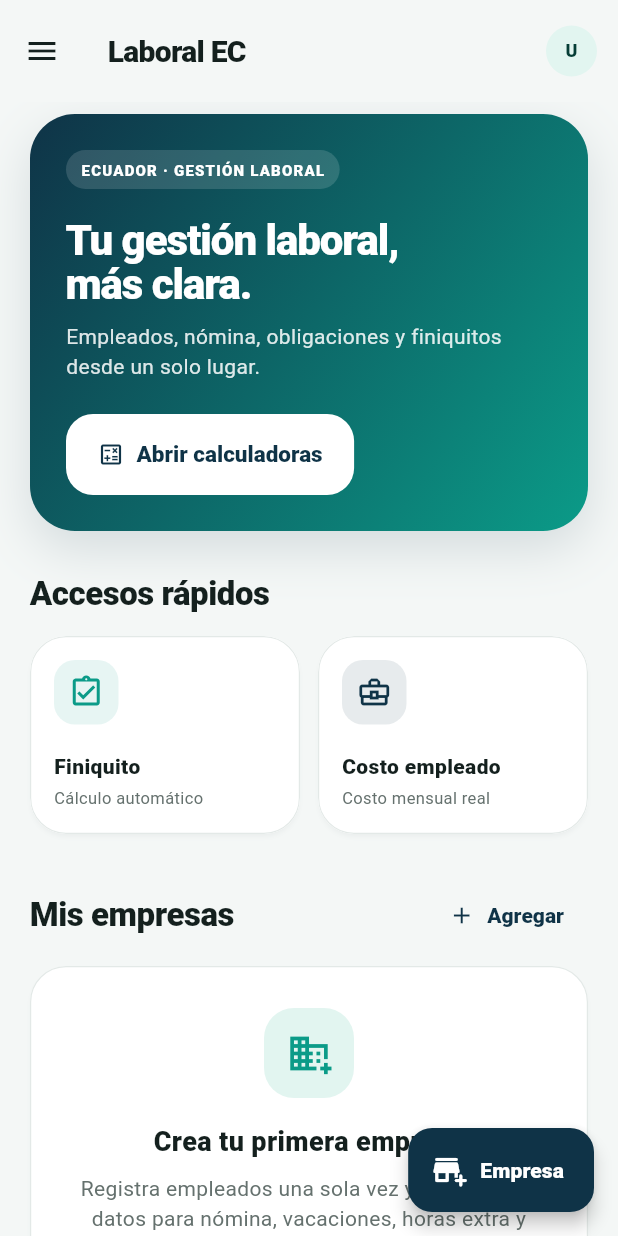
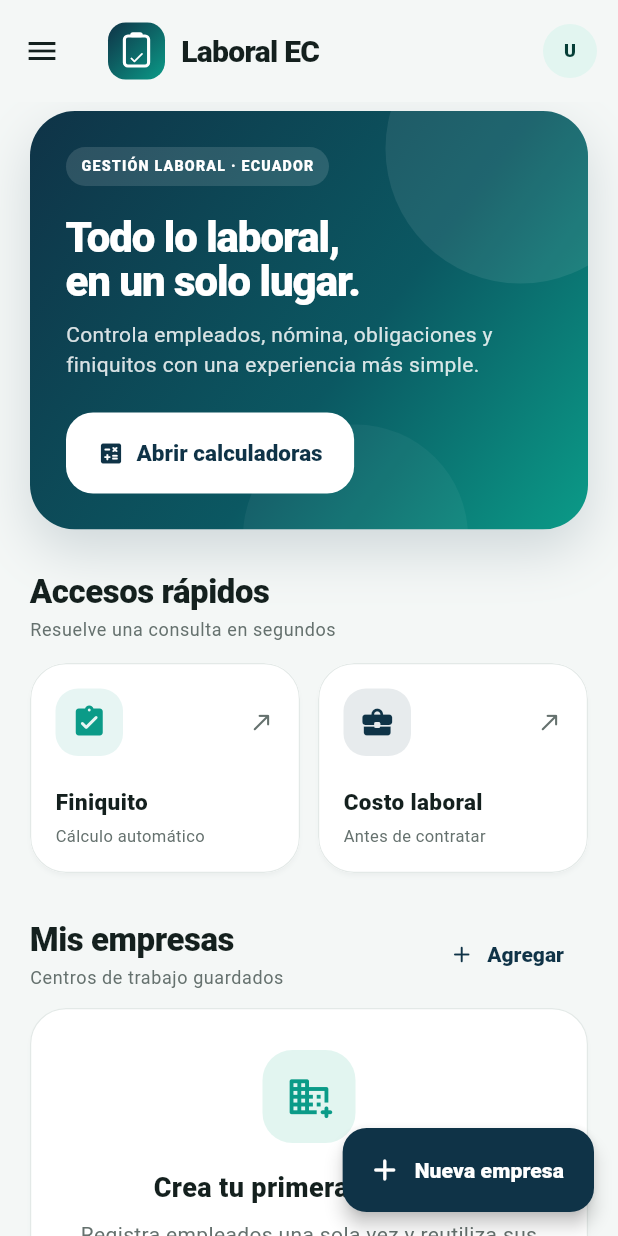
Before and after one commit to Haroldhv4/laboralec, a Flutter app: the HomePage screen opened directly, on a phone screen of 412 x 824 dp. Run offline on Flutter 3.47's test engine with Material 3 defaults, Android fonts, the light colour scheme and no system bars; our stand-ins replace pdf, printing, supabase_flutter; accounts and stored records are empty.

Commit message:
style: mejorar inicio y tarjetas de empresa

```diff
--- a/lib/features/home/home_page.dart
+++ b/lib/features/home/home_page.dart
@@ -4,6 +4,7 @@
 import '../../data/models.dart';
 import '../../data/repositories.dart';
 import '../../widgets/app_drawer.dart';
+import '../../widgets/brand_mark.dart';
 import '../calculators/calculators_page.dart';
 import '../calculators/settlement_calculator_page.dart';
 import '../company/company_dashboard_page.dart';
@@ -49,16 +50,28 @@
     final theme = Theme.of(context);
     final scheme = theme.colorScheme;
     final name = user?.userMetadata?['full_name']?.toString().trim() ?? '';
+    final firstName = name.isEmpty ? '' : name.split(RegExp(r'\s+')).first;
 
     return Scaffold(
       drawer: const AppDrawer(),
       appBar: AppBar(
-        title: const Text('Laboral EC'),
+        title: const Row(
+          mainAxisSize: MainAxisSize.min,
+          children: [
+            BrandMark(size: 38, showShadow: false),
+            SizedBox(width: 11),
+            Text('Laboral EC'),
+          ],
+        ),
         actions: [
-          Padding(
+          Builder(
+            builder: (context) => Padding(
               padding: const EdgeInsets.only(right: 14),
+              child: InkWell(
+                borderRadius: BorderRadius.circular(99),
+                onTap: () => Scaffold.of(context).openDrawer(),
                 child: CircleAvatar(
-              radius: 17,
+                  radius: 18,
                   backgroundColor: scheme.secondaryContainer,
                   child: Text(
                     _initial(name.isEmpty ? user?.email ?? 'U' : name),
@@ -70,88 +83,28 @@
                   ),
                 ),
               ),
+            ),
+          ),
         ],
       ),
       floatingActionButton: FloatingActionButton.extended(
         onPressed: _createCompany,
-        icon: const Icon(Icons.add_business_rounded),
-        label: const Text('Empresa'),
+        icon: const Icon(Icons.add_rounded),
+        label: const Text('Nueva empresa'),
       ),
       body: RefreshIndicator(
         onRefresh: _refresh,
         child: ListView(
-          padding: const EdgeInsets.fromLTRB(20, 8, 20, 110),
+          padding: const EdgeInsets.fromLTRB(20, 6, 20, 112),
           children: [
-            Container(
-              padding: const EdgeInsets.all(24),
-              decoration: BoxDecoration(
-                gradient: LinearGradient(
-                  colors: [scheme.primary, scheme.secondary],
-                  begin: Alignment.topLeft,
-                  end: Alignment.bottomRight,
-                ),
-                borderRadius: BorderRadius.circular(30),
-                boxShadow: [
-                  BoxShadow(
-                    color: scheme.primary.withValues(alpha: 0.14),
-                    blurRadius: 28,
-                    offset: const Offset(0, 12),
-                  ),
-                ],
-              ),
-              child: Column(
-                crossAxisAlignment: CrossAxisAlignment.start,
-                children: [
-                  Container(
-                    padding: const EdgeInsets.symmetric(horizontal: 10, vertical: 6),
-                    decoration: BoxDecoration(
-                      color: Colors.white.withValues(alpha: 0.14),
-                      borderRadius: BorderRadius.circular(30),
-                    ),
-                    child: const Text(
-                      'ECUADOR · GESTIÓN LABORAL',
-                      style: TextStyle(
-                        color: Colors.white,
-                        fontSize: 10,
-                        fontWeight: FontWeight.w900,
-                        letterSpacing: 0.8,
-                      ),
-                    ),
-                  ),
-                  const SizedBox(height: 20),
-                  Text(
-                    name.isEmpty ? 'Tu gestión laboral,\nmás clara.' : 'Hola, ${name.split(' ').first}.\nTodo en orden.',
-                    style: theme.textTheme.headlineMedium?.copyWith(
-                      color: Colors.white,
-                      fontWeight: FontWeight.w900,
-                      height: 1.04,
-                    ),
-                  ),
-                  const SizedBox(height: 10),
-                  Text(
-                    'Empleados, nómina, obligaciones y finiquitos desde un solo lugar.',
-                    style: theme.textTheme.bodyMedium?.copyWith(
-                      color: Colors.white.withValues(alpha: 0.86),
-                      height: 1.45,
-                    ),
-                  ),
-                  const SizedBox(height: 22),
-                  FilledButton.icon(
-                    style: FilledButton.styleFrom(
-                      backgroundColor: Colors.white,
-                      foregroundColor: scheme.primary,
-                    ),
-                    onPressed: () => _open(const CalculatorsPage()),
-                    icon: const Icon(Icons.calculate_outlined),
-                    label: const Text('Abrir calculadoras'),
-                  ),
-                ],
-              ),
+            _WelcomeHero(
+              firstName: firstName,
+              onCalculators: () => _open(const CalculatorsPage()),
             ),
             const SizedBox(height: 28),
-            Text(
-              'Accesos rápidos',
-              style: theme.textTheme.titleLarge?.copyWith(fontWeight: FontWeight.w900),
+            _SectionHeader(
+              title: 'Accesos rápidos',
+              subtitle: 'Resuelve una consulta en segundos',
             ),
             const SizedBox(height: 14),
             Row(
@@ -160,7 +113,7 @@
                   child: _QuickActionCard(
                     title: 'Finiquito',
                     subtitle: 'Cálculo automático',
-                    icon: Icons.assignment_turned_in_outlined,
+                    icon: Icons.assignment_turned_in_rounded,
                     accent: scheme.secondary,
                     onTap: () => _open(const SettlementCalculatorPage()),
                   ),
@@ -168,9 +121,9 @@
                 const SizedBox(width: 12),
                 Expanded(
                   child: _QuickActionCard(
-                    title: 'Costo empleado',
-                    subtitle: 'Costo mensual real',
-                    icon: Icons.business_center_outlined,
+                    title: 'Costo laboral',
+                    subtitle: 'Antes de contratar',
+                    icon: Icons.business_center_rounded,
                     accent: scheme.primary,
                     onTap: () => _open(const EmploymentCostCalculatorPage()),
                   ),
@@ -179,27 +132,28 @@
             ),
             const SizedBox(height: 30),
             Row(
+              crossAxisAlignment: CrossAxisAlignment.end,
               children: [
-                Expanded(
-                  child: Text(
-                    'Mis empresas',
-                    style: theme.textTheme.titleLarge?.copyWith(fontWeight: FontWeight.w900),
+                const Expanded(
+                  child: _SectionHeader(
+                    title: 'Mis empresas',
+                    subtitle: 'Centros de trabajo guardados',
                   ),
                 ),
                 TextButton.icon(
                   onPressed: _createCompany,
-                  icon: const Icon(Icons.add, size: 18),
+                  icon: const Icon(Icons.add_rounded, size: 18),
                   label: const Text('Agregar'),
                 ),
               ],
             ),
-            const SizedBox(height: 10),
+            const SizedBox(height: 12),
             FutureBuilder<List<Company>>(
               future: _companies,
               builder: (context, snapshot) {
                 if (snapshot.connectionState != ConnectionState.done) {
                   return const Padding(
-                    padding: EdgeInsets.all(40),
+                    padding: EdgeInsets.all(42),
                     child: Center(child: CircularProgressIndicator()),
                   );
                 }
@@ -209,6 +163,7 @@
                     onRetry: () => setState(_reload),
                   );
                 }
+
                 final companies = snapshot.data ?? const <Company>[];
                 if (companies.isEmpty) {
                   return _EmptyCompanies(onTap: _createCompany);
@@ -220,6 +175,10 @@
                       if (company.ruc?.isNotEmpty ?? false) 'RUC ${company.ruc}',
                       if (company.city?.isNotEmpty ?? false) company.city!,
                     ];
+                    final region = company.region == 'sierra_amazonia'
+                        ? 'Sierra / Amazonía'
+                        : 'Costa / Insular';
+
                     return Padding(
                       padding: const EdgeInsets.only(bottom: 12),
                       child: Card(
@@ -231,11 +190,18 @@
                             child: Row(
                               children: [
                                 Container(
-                                  width: 52,
-                                  height: 52,
+                                  width: 54,
+                                  height: 54,
                                   decoration: BoxDecoration(
-                                    color: scheme.primaryContainer,
-                                    borderRadius: BorderRadius.circular(17),
+                                    gradient: LinearGradient(
+                                      colors: [
+                                        scheme.primaryContainer,
+                                        scheme.secondaryContainer,
+                                      ],
+                                      begin: Alignment.topLeft,
+                                      end: Alignment.bottomRight,
+                                    ),
+                                    borderRadius: BorderRadius.circular(18),
                                   ),
                                   child: Icon(Icons.apartment_rounded, color: scheme.primary),
                                 ),
@@ -250,24 +216,29 @@
                                         overflow: TextOverflow.ellipsis,
                                         style: const TextStyle(fontWeight: FontWeight.w900, fontSize: 16),
                                       ),
-                                      const SizedBox(height: 4),
+                                      const SizedBox(height: 5),
                                       Text(
-                                        metadata.isEmpty ? 'Empresa registrada' : metadata.join(' · '),
+                                        metadata.isEmpty ? region : '${metadata.join(' · ')} · $region',
                                         maxLines: 1,
                                         overflow: TextOverflow.ellipsis,
-                                        style: TextStyle(color: scheme.onSurfaceVariant, fontSize: 12),
+                                        style: TextStyle(
+                                          color: scheme.onSurfaceVariant,
+                                          fontSize: 11.5,
+                                          fontWeight: FontWeight.w600,
+                                        ),
                                       ),
                                     ],
                                   ),
                                 ),
+                                const SizedBox(width: 10),
                                 Container(
-                                  width: 36,
-                                  height: 36,
+                                  width: 38,
+                                  height: 38,
                                   decoration: BoxDecoration(
-                                    color: scheme.surfaceContainerHighest.withValues(alpha: 0.7),
-                                    borderRadius: BorderRadius.circular(12),
+                                    color: scheme.surfaceContainer,
+                                    borderRadius: BorderRadius.circular(13),
                                   ),
-                                  child: const Icon(Icons.arrow_forward_rounded, size: 19),
+                                  child: Icon(Icons.arrow_forward_rounded, size: 19, color: scheme.primary),
                                 ),
                               ],
                             ),
@@ -288,6 +259,150 @@
   String _initial(String value) => value.trim().isEmpty ? 'U' : value.trim()[0].toUpperCase();
 }
 
+class _WelcomeHero extends StatelessWidget {
+  const _WelcomeHero({required this.firstName, required this.onCalculators});
+
+  final String firstName;
+  final VoidCallback onCalculators;
+
+  @override
+  Widget build(BuildContext context) {
+    final theme = Theme.of(context);
+    final scheme = theme.colorScheme;
+
+    return Container(
+      decoration: BoxDecoration(
+        borderRadius: BorderRadius.circular(30),
+        boxShadow: [
+          BoxShadow(
+            color: scheme.primary.withValues(alpha: .16),
+            blurRadius: 30,
+            offset: const Offset(0, 14),
+          ),
+        ],
+      ),
+      child: ClipRRect(
+        borderRadius: BorderRadius.circular(30),
+        child: Stack(
+          children: [
+            Positioned.fill(
+              child: DecoratedBox(
+                decoration: BoxDecoration(
+                  gradient: LinearGradient(
+                    colors: [scheme.primary, const Color(0xFF0B5862), scheme.secondary],
+                    stops: const [0, .58, 1],
+                    begin: Alignment.topLeft,
+                    end: Alignment.bottomRight,
+                  ),
+                ),
+              ),
+            ),
+            Positioned(
+              top: -65,
+              right: -45,
+              child: Container(
+                width: 180,
+                height: 180,
+                decoration: BoxDecoration(
+                  shape: BoxShape.circle,
+                  color: Colors.white.withValues(alpha: .08),
+                ),
+              ),
+            ),
+            Positioned(
+              bottom: -80,
+              right: 80,
+              child: Container(
+                width: 150,
+                height: 150,
+                decoration: BoxDecoration(
+                  shape: BoxShape.circle,
+                  color: Colors.white.withValues(alpha: .045),
+                ),
+              ),
+            ),
+            Padding(
+              padding: const EdgeInsets.all(24),
+              child: Column(
+                crossAxisAlignment: CrossAxisAlignment.start,
+                children: [
+                  Container(
+                    padding: const EdgeInsets.symmetric(horizontal: 10, vertical: 6),
+                    decoration: BoxDecoration(
+                      color: Colors.white.withValues(alpha: .13),
+                      borderRadius: BorderRadius.circular(99),
+                    ),
+                    child: const Text(
+                      'GESTIÓN LABORAL · ECUADOR',
+                      style: TextStyle(
+                        color: Colors.white,
+                        fontSize: 9.5,
+                        fontWeight: FontWeight.w900,
+                        letterSpacing: .8,
+                      ),
+                    ),
+                  ),
+                  const SizedBox(height: 20),
+                  Text(
+                    firstName.isEmpty
+                        ? 'Todo lo laboral,\nen un solo lugar.'
+                        : 'Hola, $firstName.\n¿Qué necesitas hoy?',
+                    style: theme.textTheme.headlineMedium?.copyWith(
+                      color: Colors.white,
+                      height: 1.03,
+                    ),
+                  ),
+                  const SizedBox(height: 11),
+                  Text(
+                    'Controla empleados, nómina, obligaciones y finiquitos con una experiencia más simple.',
+                    style: theme.textTheme.bodyMedium?.copyWith(
+                      color: Colors.white.withValues(alpha: .84),
+                      height: 1.45,
+                    ),
+                  ),
+                  const SizedBox(height: 22),
+                  FilledButton.icon(
+                    style: FilledButton.styleFrom(
+                      backgroundColor: Colors.white,
+                      foregroundColor: scheme.primary,
+                    ),
+                    onPressed: onCalculators,
+                    icon: const Icon(Icons.calculate_rounded),
+                    label: const Text('Abrir calculadoras'),
+                  ),
+                ],
+              ),
+            ),
+          ],
+        ),
+      ),
+    );
+  }
+}
+
+class _SectionHeader extends StatelessWidget {
+  const _SectionHeader({required this.title, required this.subtitle});
+
+  final String title;
+  final String subtitle;
+
+  @override
+  Widget build(BuildContext context) => Column(
+        crossAxisAlignment: CrossAxisAlignment.start,
+        mainAxisSize: MainAxisSize.min,
+        children: [
+          Text(title, style: Theme.of(context).textTheme.titleLarge),
+          const SizedBox(height: 3),
+          Text(
+            subtitle,
+            style: Theme.of(context).textTheme.bodySmall?.copyWith(
+                  color: Theme.of(context).colorScheme.onSurfaceVariant,
+                ),
+          ),
+        ],
+      );
+}
+
 class _QuickActionCard extends StatelessWidget {
   const _QuickActionCard({
     required this.title,
@@ -305,32 +420,39 @@
 
   @override
   Widget build(BuildContext context) {
+    final scheme = Theme.of(context).colorScheme;
     return Card(
       clipBehavior: Clip.antiAlias,
       child: InkWell(
         onTap: onTap,
         child: Padding(
-          padding: const EdgeInsets.all(16),
+          padding: const EdgeInsets.all(17),
           child: Column(
             crossAxisAlignment: CrossAxisAlignment.start,
             children: [
+              Row(
+                children: [
                   Container(
-                width: 43,
-                height: 43,
+                    width: 45,
+                    height: 45,
                     decoration: BoxDecoration(
-                  color: accent.withValues(alpha: 0.10),
-                  borderRadius: BorderRadius.circular(14),
+                      color: accent.withValues(alpha: .10),
+                      borderRadius: BorderRadius.circular(15),
                     ),
                     child: Icon(icon, color: accent),
                   ),
-              const SizedBox(height: 18),
-              Text(title, style: const TextStyle(fontWeight: FontWeight.w900)),
-              const SizedBox(height: 3),
+                  const Spacer(),
+                  Icon(Icons.north_east_rounded, size: 17, color: scheme.onSurfaceVariant),
+                ],
+              ),
+              const SizedBox(height: 20),
+              Text(title, style: const TextStyle(fontWeight: FontWeight.w900, fontSize: 15)),
+              const SizedBox(height: 4),
               Text(
                 subtitle,
                 maxLines: 1,
                 overflow: TextOverflow.ellipsis,
-                style: TextStyle(fontSize: 11, color: Theme.of(context).colorScheme.onSurfaceVariant),
+                style: TextStyle(fontSize: 11, color: scheme.onSurfaceVariant),
               ),
             ],
           ),
@@ -349,28 +471,28 @@
     final scheme = Theme.of(context).colorScheme;
     return Card(
       child: InkWell(
-        borderRadius: BorderRadius.circular(22),
+        borderRadius: BorderRadius.circular(24),
         onTap: onTap,
         child: Padding(
           padding: const EdgeInsets.all(28),
           child: Column(
             children: [
               Container(
-                width: 60,
-                height: 60,
+                width: 62,
+                height: 62,
                 decoration: BoxDecoration(
                   color: scheme.secondaryContainer,
                   borderRadius: BorderRadius.circular(20),
                 ),
-                child: Icon(Icons.domain_add_outlined, color: scheme.secondary, size: 30),
+                child: Icon(Icons.domain_add_rounded, color: scheme.secondary, size: 31),
               ),
-              const SizedBox(height: 16),
+              const SizedBox(height: 17),
               const Text('Crea tu primera empresa', style: TextStyle(fontSize: 18, fontWeight: FontWeight.w900)),
               const SizedBox(height: 8),
               Text(
-                'Registra empleados una sola vez y reutiliza sus datos para nómina, vacaciones, horas extra y finiquitos.',
+                'Registra empleados una sola vez y reutiliza sus datos en nómina, vacaciones, horas extra y finiquitos.',
                 textAlign: TextAlign.center,
-                style: TextStyle(color: scheme.onSurfaceVariant, height: 1.4),
+                style: TextStyle(color: scheme.onSurfaceVariant, height: 1.45),
               ),
             ],
           ),
@@ -387,14 +509,19 @@
 
   @override
   Widget build(BuildContext context) {
+    final scheme = Theme.of(context).colorScheme;
     return Card(
       child: Padding(
-        padding: const EdgeInsets.all(20),
+        padding: const EdgeInsets.all(22),
         child: Column(
           children: [
-            const Icon(Icons.error_outline, size: 42),
-            const SizedBox(height: 12),
-            const Text('No pudimos cargar tus empresas', style: TextStyle(fontWeight: FontWeight.w800)),
+            CircleAvatar(
+              radius: 25,
+              backgroundColor: scheme.errorContainer,
+              child: Icon(Icons.error_outline_rounded, color: scheme.error),
+            ),
+            const SizedBox(height: 14),
+            const Text('No pudimos cargar tus empresas', style: TextStyle(fontWeight: FontWeight.w900)),
             const SizedBox(height: 8),
             Text(message, maxLines: 3, overflow: TextOverflow.ellipsis, textAlign: TextAlign.center),
             const SizedBox(height: 14),
```
Lines whose indentation alone changed are shown as unchanged.
